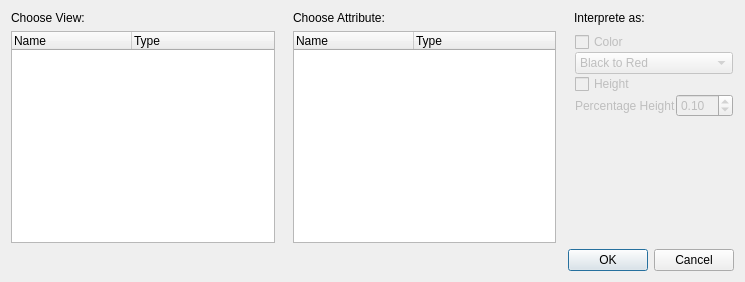
Old version of the form src/dmaddlayerdialog.ui in the repository iut-ibk/DynaMind-ToolBox.
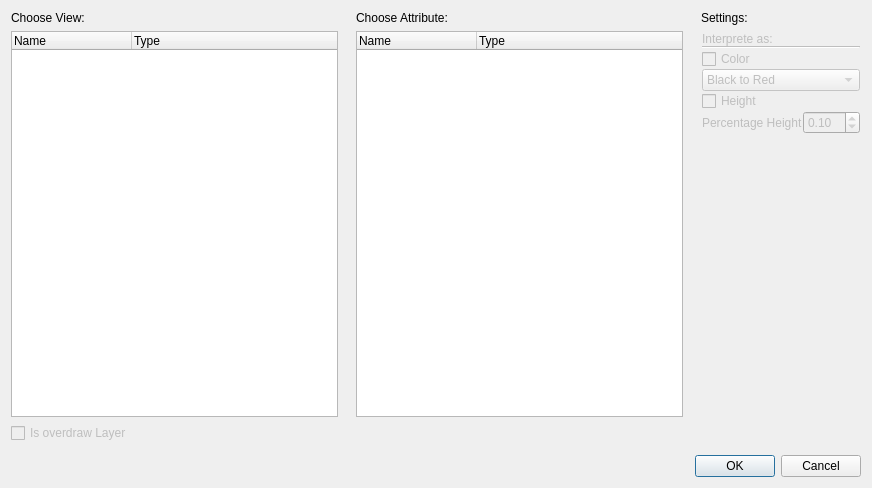
New version of the form.

Commit message:
make a layer appear in every other layer
- usefull for showing the catchment boundary on every layer

Diff of the .ui file:
```diff
--- a/src/dmaddlayerdialog.ui
+++ b/src/dmaddlayerdialog.ui
@@ -6,8 +6,8 @@
    <rect>
     <x>0</x>
     <y>0</y>
-    <width>745</width>
-    <height>282</height>
+    <width>872</width>
+    <height>488</height>
    </rect>
   </property>
   <property name="windowTitle">
@@ -25,6 +25,40 @@
      <property name="bottomMargin">
       <number>0</number>
      </property>
+     <item row="3" column="2">
+      <widget class="QFrame" name="frame">
+       <property name="frameShape">
+        <enum>QFrame::StyledPanel</enum>
+       </property>
+       <property name="frameShadow">
+        <enum>QFrame::Raised</enum>
+       </property>
+      </widget>
+     </item>
+     <item row="0" column="2">
+      <widget class="QLabel" name="label_5">
+       <property name="text">
+        <string>Settings:</string>
+       </property>
+      </widget>
+     </item>
+     <item row="1" column="1">
+      <widget class="QTreeWidget" name="attributeList">
+       <attribute name="headerDefaultSectionSize">
+        <number>120</number>
+       </attribute>
+       <column>
+        <property name="text">
+         <string>Name</string>
+        </property>
+       </column>
+       <column>
+        <property name="text">
+         <string>Type</string>
+        </property>
+       </column>
+      </widget>
+     </item>
      <item row="0" column="0">
       <widget class="QLabel" name="label">
        <property name="text">
@@ -39,13 +73,6 @@
        </property>
       </widget>
      </item>
-     <item row="0" column="2">
-      <widget class="QLabel" name="label_3">
-       <property name="text">
-        <string>Interprete as:</string>
-       </property>
-      </widget>
-     </item>
      <item row="1" column="0">
       <widget class="QTreeWidget" name="viewList">
        <attribute name="headerDefaultSectionSize">
@@ -63,23 +90,6 @@
        </column>
       </widget>
      </item>
-     <item row="1" column="1">
-      <widget class="QTreeWidget" name="attributeList">
-       <attribute name="headerDefaultSectionSize">
-        <number>120</number>
-       </attribute>
-       <column>
-        <property name="text">
-         <string>Name</string>
-        </property>
-       </column>
-       <column>
-        <property name="text">
-         <string>Type</string>
-        </property>
-       </column>
-      </widget>
-     </item>
      <item row="1" column="2">
       <widget class="QFrame" name="interpreteGroup">
        <property name="enabled">
@@ -92,12 +102,32 @@
         <property name="margin">
          <number>1</number>
         </property>
+        <item>
+         <widget class="QLabel" name="label_3">
+          <property name="text">
+           <string>Interprete as:</string>
+          </property>
+          <property name="indent">
+           <number>-1</number>
+          </property>
+         </widget>
+        </item>
+        <item>
+         <widget class="Line" name="line">
+          <property name="orientation">
+           <enum>Qt::Horizontal</enum>
+          </property>
+         </widget>
+        </item>
         <item>
          <layout class="QGridLayout" name="gridLayout_2">
+          <property name="leftMargin">
+           <number>0</number>
+          </property>
           <property name="spacing">
            <number>0</number>
           </property>
-          <item row="0" column="0">
+          <item row="1" column="0">
            <widget class="QCheckBox" name="colorCheckBox">
             <property name="text">
              <string>Color</string>
@@ -235,6 +265,16 @@
        </layout>
       </widget>
      </item>
+     <item row="2" column="0">
+      <widget class="QCheckBox" name="overdraw">
+       <property name="enabled">
+        <bool>false</bool>
+       </property>
+       <property name="text">
+        <string>Is overdraw Layer</string>
+       </property>
+      </widget>
+     </item>
     </layout>
    </item>
    <item>
```
Left out of the diff: 3 changed lines with no effect on the pictures. The commit also changes 7 other files.
